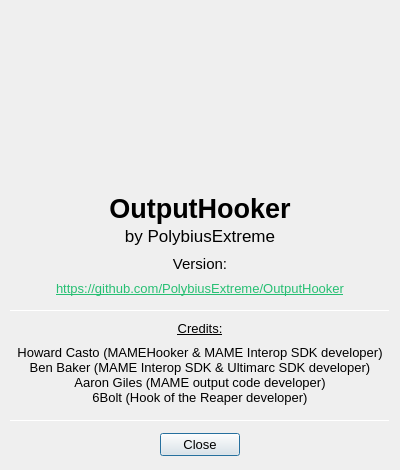
Before: the Qt Designer form gui/AboutWindow.ui in PolybiusExtreme/OutputHooker, drawn with Qt 5.
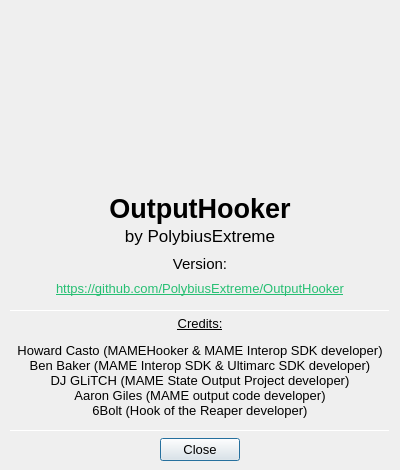
After: the same form once the commit is applied. Icons and pictures are not drawn.

The edit to the form file:
```diff
--- a/gui/AboutWindow.ui
+++ b/gui/AboutWindow.ui
@@ -96,7 +96,7 @@
    <property name="geometry">
     <rect>
      <x>10</x>
-     <y>320</y>
+     <y>315</y>
      <width>380</width>
      <height>17</height>
     </rect>
@@ -118,9 +118,9 @@
    <property name="geometry">
     <rect>
      <x>10</x>
-     <y>340</y>
+     <y>335</y>
      <width>380</width>
-     <height>70</height>
+     <height>90</height>
     </rect>
    </property>
    <property name="font">
@@ -132,6 +132,7 @@
    <property name="text">
     <string>Howard Casto (MAMEHooker &amp; MAME Interop SDK developer)
 Ben Baker (MAME Interop SDK &amp; Ultimarc SDK developer)
+DJ GLiTCH (MAME State Output Project developer)
 Aaron Giles (MAME output code developer)
 6Bolt (Hook of the Reaper developer)</string>
    </property>
@@ -146,7 +147,7 @@
    <property name="geometry">
     <rect>
      <x>10</x>
-     <y>420</y>
+     <y>430</y>
      <width>380</width>
      <height>1</height>
     </rect>
@@ -159,7 +160,7 @@
    <property name="geometry">
     <rect>
      <x>10</x>
-     <y>430</y>
+     <y>435</y>
      <width>380</width>
      <height>30</height>
     </rect>
```
